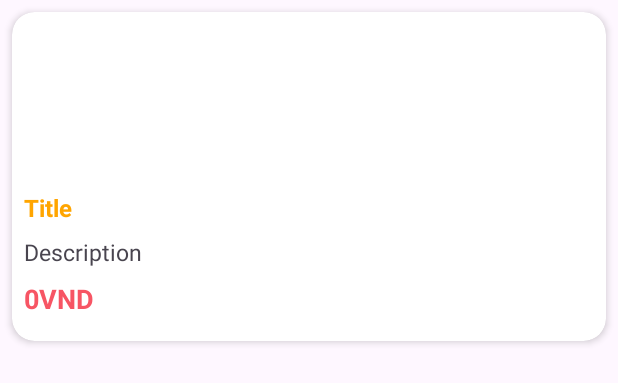
After one commit to NguyenDucAnh1908/restaurant-reservation-application, an Android app: the layout viewholder_list_food.xml on its own in the app's theme, with its tools: preview values and no code run, on a phone screen of 412 x 824 dp. The commit adds this screen. Shown: the top 383 px of the screen. Run offline under Robolectric (Android 15) with nearby library versions, the phone set to English and light mode, and no system bars.

Commit message:
DucAnh
: Menu foods

```diff
--- /dev/null
+++ b/app/src/main/res/layout/viewholder_list_food.xml
@@ -0,0 +1,74 @@
+<?xml version="1.0" encoding="utf-8"?>
+<androidx.cardview.widget.CardView xmlns:android="http://schemas.android.com/apk/res/android"
+    xmlns:app="http://schemas.android.com/apk/res-auto"
+    xmlns:tools="http://schemas.android.com/tools"
+    android:layout_width="match_parent"
+    android:layout_height="wrap_content"
+    android:layout_margin="8dp"
+    app:cardCornerRadius="15dp"
+    app:cardElevation="3dp">
+
+    <androidx.constraintlayout.widget.ConstraintLayout
+        android:layout_width="match_parent"
+        android:layout_height="match_parent">
+
+        <ImageView
+            android:id="@+id/img"
+            android:layout_width="0dp"
+            android:layout_height="111dp"
+            app:layout_constraintEnd_toEndOf="parent"
+            app:layout_constraintStart_toStartOf="parent"
+            app:layout_constraintTop_toTopOf="parent"
+            />
+
+        <androidx.constraintlayout.widget.ConstraintLayout
+            android:layout_width="match_parent"
+            android:layout_height="wrap_content"
+            app:layout_constraintEnd_toEndOf="parent"
+            app:layout_constraintStart_toStartOf="parent"
+            app:layout_constraintTop_toBottomOf="@+id/img">
+
+            <TextView
+                android:id="@+id/titleTxt"
+                android:layout_width="0dp"
+                android:layout_height="wrap_content"
+                android:layout_marginStart="8dp"
+                android:layout_marginTop="8dp"
+                android:layout_marginEnd="8dp"
+                android:text="Title"
+                android:textColor="@color/color_Accent"
+                android:textSize="16sp"
+                android:textStyle="bold"
+                app:layout_constraintEnd_toEndOf="parent"
+                app:layout_constraintStart_toStartOf="parent"
+                app:layout_constraintTop_toTopOf="parent" />
+
+            <TextView
+                android:id="@+id/DescriptionTxt"
+                android:layout_width="wrap_content"
+                android:layout_height="wrap_content"
+                android:layout_marginTop="8dp"
+                android:text="Description"
+                android:textSize="15sp"
+                app:layout_constraintStart_toStartOf="@+id/titleTxt"
+                app:layout_constraintTop_toBottomOf="@+id/titleTxt" />
+
+            <TextView
+                android:id="@+id/priceTxt"
+                android:layout_width="wrap_content"
+                android:layout_height="wrap_content"
+                android:layout_marginStart="8dp"
+                android:layout_marginTop="8dp"
+                android:layout_marginBottom="16dp"
+                android:text="0VND"
+                android:textColor="@color/red"
+                android:textSize="18sp"
+                android:textStyle="bold"
+                app:layout_constraintBottom_toBottomOf="parent"
+                app:layout_constraintStart_toStartOf="parent"
+                app:layout_constraintTop_toBottomOf="@+id/DescriptionTxt"
+                app:layout_constraintVertical_bias="0.0" />
+
+        </androidx.constraintlayout.widget.ConstraintLayout>
+    </androidx.constraintlayout.widget.ConstraintLayout>
+</androidx.cardview.widget.CardView>
```
Also changed, not shown: app/src/main/AndroidManifest.xml (+12 -8 lines), app/src/main/java/com/restaurant_reservation_application/Activity/ListFoodsActivity.java (added, +89 -0 lines), app/src/main/java/com/restaurant_reservation_application/Activity/RestaurentDetailActivity.java (+55 -0 lines), app/src/main/java/com/restaurant_reservation_application/Adapter/FoodListAdapter.java (added, +80 -0 lines), app/src/main/java/com/restaurant_reservation_application/Model/Foods.java (added, +62 -0 lines), app/src/main/res/drawable/background_menu_foods.xml (added, +10 -0 lines), app/src/main/res/layout/activity_list_foods.xml (added, +52 -0 lines).
